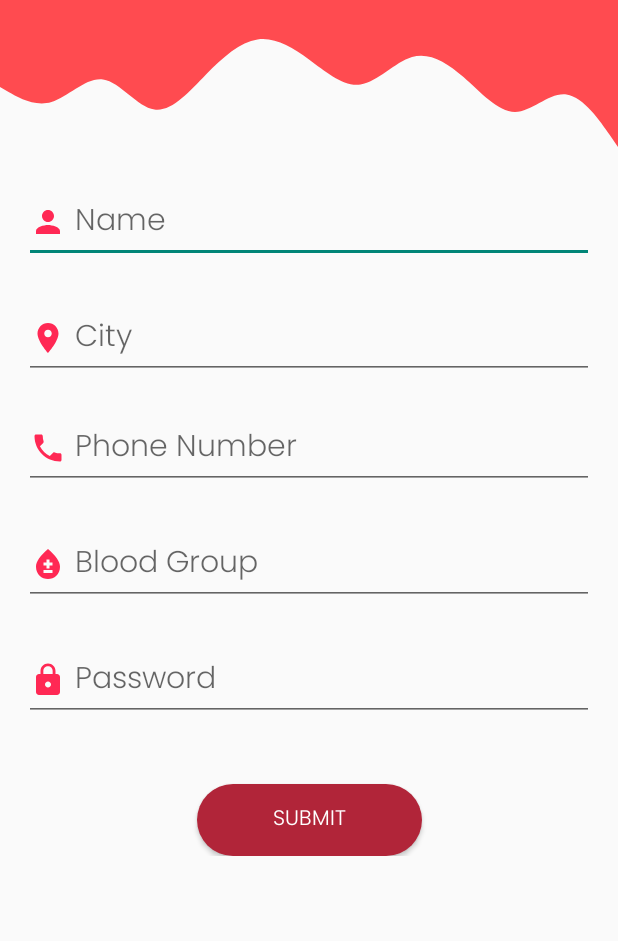
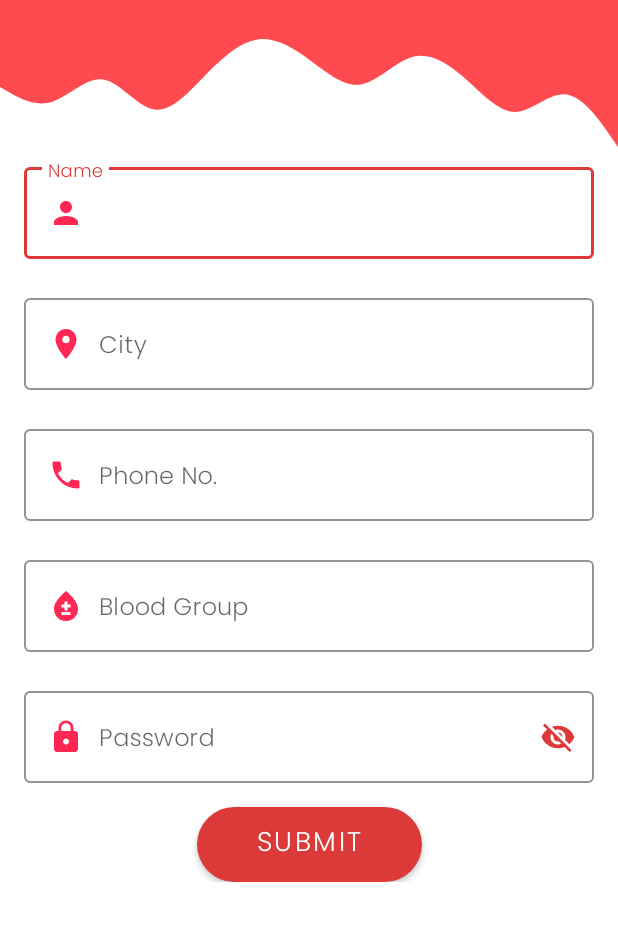
Before and after one commit to aakarshak9/Blood_Donation_Application, an Android app: the screen it shows after launch (RegisterActivity), after a tap on "GO", on a phone screen of 412 x 824 dp, the part 198-1139 px from its top. Run offline under Robolectric (Android 15) with nearby library versions, the phone set to English and light mode, and no system bars.

Commit message:
Material Design

```diff
--- a/app/build.gradle
+++ b/app/build.gradle
@@ -29,7 +29,7 @@ android {
 }
 
 dependencies {
-    api 'com.google.android.material:material:1.4.0-alpha02'
+    implementation 'com.google.android.material:material:1.3.0'
     implementation 'androidx.appcompat:appcompat:1.2.0'
     implementation 'com.google.android.material:material:1.3.0'
     implementation 'androidx.constraintlayout:constraintlayout:2.0.4'
--- a/app/src/main/java/com/example/blooddonorapplication/Activities/MainActivity.java
+++ b/app/src/main/java/com/example/blooddonorapplication/Activities/MainActivity.java
@@ -3,6 +3,7 @@ package com.example.blooddonorapplication.Activities;
 import androidx.appcompat.app.AppCompatActivity;
 
 import android.os.Bundle;
+import android.view.WindowManager;
 
 import com.example.blooddonorapplication.R;
 
@@ -11,6 +12,7 @@ public class MainActivity extends AppCompatActivity {
     @Override
     protected void onCreate(Bundle savedInstanceState) {
         super.onCreate(savedInstanceState);
+        getWindow().setFlags(WindowManager.LayoutParams.FLAG_FULLSCREEN,WindowManager.LayoutParams.FLAG_FULLSCREEN);
         setContentView(R.layout.activity_main);
     }
 }
--- a/app/src/main/java/com/example/blooddonorapplication/Activities/RegisterActivity.java
+++ b/app/src/main/java/com/example/blooddonorapplication/Activities/RegisterActivity.java
@@ -1,16 +1,58 @@
 package com.example.blooddonorapplication.Activities;
+
+import android.annotation.SuppressLint;
+import android.os.Bundle;
+import android.view.View;
+import android.view.WindowManager;
+import android.widget.Button;
 
 import androidx.appcompat.app.AppCompatActivity;
 
-import android.os.Bundle;
-
 import com.example.blooddonorapplication.R;
+import com.google.android.material.textfield.TextInputEditText;
 
 public class RegisterActivity extends AppCompatActivity {
+
+    private TextInputEditText name, city, phone, blood_group, password;
+    private Button submit;
 
     @Override
     protected void onCreate(Bundle savedInstanceState) {
         super.onCreate(savedInstanceState);
+        getWindow().setFlags(WindowManager.LayoutParams.FLAG_FULLSCREEN, WindowManager.LayoutParams.FLAG_FULLSCREEN);
         setContentView(R.layout.activity_register);
+
+        name = findViewById(R.id.name);
+        city = findViewById(R.id.city);
+        phone = findViewById(R.id.phone_no);
+        blood_group = findViewById(R.id.blood_group);
+        password = findViewById(R.id.password);
+        submit = findViewById(R.id.submit);
+
+        submit.setOnClickListener(new View.OnClickListener() {
+
+            @Override
+            public void onClick(View view) {
+
+                try {
+                    login();
+                } catch (Exception e) {
+                    e.printStackTrace();
+                }
+
+            }
+        });
+    }
+
+    public void login() {
+        String nameM = name.getText().toString().trim();
+        String cityM = city.getText().toString().trim();
+        String phoneM = phone.getText().toString().trim();
+        String bloodM = blood_group.getText().toString().trim();
+        String passwordM = password.getText().toString().trim();
+
+
+
+
     }
 }
--- a/app/src/main/java/com/example/blooddonorapplication/Activities/SplashScreen.java
+++ b/app/src/main/java/com/example/blooddonorapplication/Activities/SplashScreen.java
@@ -3,6 +3,10 @@ package com.example.blooddonorapplication.Activities;
 import android.content.Intent;
 import android.os.Bundle;
 import android.os.Handler;
+import android.view.WindowManager;
+import android.view.animation.Animation;
+import android.view.animation.AnimationUtils;
+import android.widget.TextView;
 
 import androidx.appcompat.app.AppCompatActivity;
 
@@ -11,11 +15,20 @@ import com.example.blooddonorapplication.R;
 
 public class SplashScreen extends AppCompatActivity {
 
+TextView textView;
+Animation top_anim;
 
     @Override
     protected void onCreate(Bundle savedInstanceState) {
         super.onCreate(savedInstanceState);
+        getWindow().setFlags(WindowManager.LayoutParams.FLAG_FULLSCREEN,WindowManager.LayoutParams.FLAG_FULLSCREEN);
         setContentView(R.layout.activity_splash_screen);
+
+        textView=findViewById(R.id.text_splash_logo);
+        top_anim= AnimationUtils.loadAnimation(this,R.anim.top_animation);
+
+        textView.setAnimation(top_anim);
+
         Handler handler = new Handler();
         handler.postDelayed(new Runnable() {
             @Override
--- a/app/src/main/java/com/example/blooddonorapplication/Activities/onBoardScreen/OnBoardingScreen.java
+++ b/app/src/main/java/com/example/blooddonorapplication/Activities/onBoardScreen/OnBoardingScreen.java
@@ -3,6 +3,7 @@ package com.example.blooddonorapplication.Activities.onBoardScreen;
 import android.content.Intent;
 import android.content.SharedPreferences;
 import android.os.Bundle;
+import android.view.WindowManager;
 
 import androidx.appcompat.app.AppCompatActivity;
 import androidx.viewpager.widget.ViewPager;
@@ -19,6 +20,7 @@ public class OnBoardingScreen extends AppCompatActivity {
     @Override
     protected void onCreate(Bundle savedInstanceState) {
         super.onCreate(savedInstanceState);
+        getWindow().setFlags(WindowManager.LayoutParams.FLAG_FULLSCREEN,WindowManager.LayoutParams.FLAG_FULLSCREEN);
         setContentView(R.layout.activity_on_boarding);
 
         viewPager = findViewById(R.id.viewpager);
--- a/app/src/main/res/layout/activity_register.xml
+++ b/app/src/main/res/layout/activity_register.xml
@@ -5,7 +5,6 @@
     android:layout_width="match_parent"
     android:layout_height="match_parent"
     tools:context=".Activities.RegisterActivity">
-
 
     <androidx.constraintlayout.widget.ConstraintLayout
         android:layout_width="match_parent"
@@ -33,121 +32,12 @@
             app:layout_constraintTop_toBottomOf="@+id/topView"
             app:layout_constraintVertical_bias="0.0" />
 
-        <EditText
-            android:id="@+id/name"
-            android:layout_width="match_parent"
-            android:layout_height="wrap_content"
-            android:layout_marginStart="16dp"
-            android:layout_marginTop="24dp"
-            android:layout_marginEnd="16dp"
-            android:drawableStart="@drawable/ic_name"
-            android:drawablePadding="6dp"
-            android:fontFamily="@font/poppins_light"
-            android:hint="Name"
-
-            android:inputType="text"
-            android:textColor="@color/black"
-            android:textSize="20sp"
-            app:layout_constraintEnd_toEndOf="parent"
-            app:layout_constraintStart_toStartOf="parent"
-            app:layout_constraintTop_toBottomOf="@id/wave" />
-
-        <EditText
-            android:id="@+id/city"
-            android:layout_width="match_parent"
-            android:layout_height="wrap_content"
-            android:layout_marginStart="16dp"
-            android:layout_marginTop="24dp"
-            android:layout_marginEnd="16dp"
-            android:drawableStart="@drawable/ic_city"
-            android:drawablePadding="6dp"
-            android:fontFamily="@font/poppins_light"
-            android:hint="City"
-            android:inputType="text"
-            android:textColor="@color/black"
-            android:textSize="20sp"
-            app:layout_constraintEnd_toEndOf="parent"
-            app:layout_constraintStart_toStartOf="parent"
-            app:layout_constraintTop_toBottomOf="@id/name" />
-
-        <EditText
-            android:id="@+id/mobile_no"
-            android:layout_width="match_parent"
-            android:layout_height="wrap_content"
-            android:layout_marginStart="16dp"
-            android:layout_marginTop="20dp"
-            android:layout_marginEnd="16dp"
-            android:drawableStart="@drawable/ic_phone"
-            android:drawablePadding="6dp"
-            android:fontFamily="@font/poppins_light"
-            android:hint="Phone Number"
-            android:inputType="phone"
-            android:textColor="@color/black"
-            android:textSize="20sp"
-            app:layout_constraintEnd_toEndOf="parent"
-            app:layout_constraintHorizontal_bias="0.0"
-            app:layout_constraintStart_toStartOf="parent"
-            app:layout_constraintTop_toBottomOf="@id/city" />
-
-        <EditText
-            android:id="@+id/blood_group"
-            android:layout_width="match_parent"
-            android:layout_height="wrap_content"
-            android:layout_marginStart="16dp"
-            android:layout_marginTop="24dp"
-            android:layout_marginEnd="16dp"
-            android:drawableStart="@drawable/ic_bloodtype"
-            android:drawablePadding="6dp"
-            android:fontFamily="@font/poppins_light"
-            android:hint="Blood Group"
-            android:inputType="text"
-            android:textColor="@color/black"
-            android:textSize="20sp"
-            app:layout_constraintEnd_toEndOf="parent"
-            app:layout_constraintStart_toStartOf="parent"
-            app:layout_constraintTop_toBottomOf="@id/mobile_no" />
-
-        <EditText
-            android:id="@+id/password"
-            android:layout_width="match_parent"
-            android:layout_height="wrap_content"
-            android:layout_marginStart="16dp"
-            android:layout_marginTop="24dp"
-            android:layout_marginEnd="16dp"
-            android:drawableStart="@drawable/ic_password"
-            android:drawablePadding="6dp"
-
-            android:fontFamily="@font/poppins_light"
-            android:hint="Password"
-            android:inputType="textPassword"
-            android:textColor="@color/black"
-            android:textSize="20sp"
-            app:layout_constraintEnd_toEndOf="parent"
-            app:layout_constraintStart_toStartOf="parent"
-            app:layout_constraintTop_toBottomOf="@id/blood_group" />
-
-        <Button
-            android:id="@+id/submit"
-            android:layout_width="150dp"
-            android:layout_height="wrap_content"
-            android:layout_marginStart="32dp"
-            android:layout_marginTop="42dp"
-            android:layout_marginEnd="32dp"
-            android:background="@drawable/btn_bg"
-            android:fontFamily="@font/poppins_light"
-            android:text="Submit"
-            android:textColor="@color/white"
-            app:layout_constraintEnd_toEndOf="parent"
-            app:layout_constraintStart_toStartOf="parent"
-            app:layout_constraintTop_toBottomOf="@id/password" />
-
         <ImageView
             android:id="@+id/imageView"
             android:layout_width="wrap_content"
             android:layout_height="wrap_content"
             android:layout_marginTop="32dp"
             android:layout_marginEnd="16dp"
-            android:contentDescription="TODO"
             app:layout_constraintEnd_toEndOf="parent"
             app:layout_constraintTop_toTopOf="parent"
             app:srcCompat="@drawable/login_logo" />
@@ -168,6 +58,133 @@
             app:layout_constraintStart_toStartOf="@+id/topView"
             app:layout_constraintTop_toTopOf="parent" />
 
+        <LinearLayout
+            android:id="@+id/linearLayout"
+            android:layout_width="match_parent"
+            android:layout_height="match_parent"
+            android:layout_marginStart="16dp"
+            android:layout_marginTop="8dp"
+            android:layout_marginEnd="16dp"
+            android:orientation="vertical"
+            app:layout_constraintTop_toBottomOf="@+id/wave">
+
+            <com.google.android.material.textfield.TextInputLayout
+                style="@style/Widget.MaterialComponents.TextInputLayout.OutlinedBox"
+                android:layout_width="match_parent"
+                android:layout_height="match_parent"
+                android:hint="Name"
+                app:boxStrokeColor="@color/magenta"
+                app:errorEnabled="true"
+                app:hintTextColor="@color/magenta">
+
+                <com.google.android.material.textfield.TextInputEditText
+                    android:id="@+id/name"
+                    android:layout_width="match_parent"
+                    android:layout_height="wrap_content"
+                    android:drawableStart="@drawable/ic_name"
+                    android:drawablePadding="10dp"
+                    android:fontFamily="@font/poppins_light"
+                    android:inputType="text"
+                    android:maxLines="1" />
+
+            </com.google.android.material.textfield.TextInputLayout>
+
+            <com.google.android.material.textfield.TextInputLayout
+                style="@style/Widget.MaterialComponents.TextInputLayout.OutlinedBox"
+                android:layout_width="match_parent"
+                android:layout_height="match_parent"
+                android:hint="City"
+                app:boxStrokeColor="@color/magenta"
+                app:errorEnabled="true"
+                app:hintTextColor="@color/magenta">
+
+                <com.google.android.material.textfield.TextInputEditText
+                    android:id="@+id/city"
+                    android:layout_width="match_parent"
+                    android:layout_height="wrap_content"
+                    android:drawableStart="@drawable/ic_city"
+                    android:drawablePadding="10dp"
+                    android:fontFamily="@font/poppins_light"
+                    android:inputType="text" />
+
+            </com.google.android.material.textfield.TextInputLayout>
+
+            <com.google.android.material.textfield.TextInputLayout
+                style="@style/Widget.MaterialComponents.TextInputLayout.OutlinedBox"
+                android:layout_width="match_parent"
+                android:layout_height="match_parent"
+                android:hint="Phone No."
+                app:boxStrokeColor="@color/magenta"
+                app:errorEnabled="true"
+                app:hintTextColor="@color/magenta">
+
+                <com.google.android.material.textfield.TextInputEditText
+                    android:id="@+id/phone_no"
+                    android:layout_width="match_parent"
+                    android:layout_height="wrap_content"
+                    android:drawableStart="@drawable/ic_phone"
+                    android:drawablePadding="10dp"
+                    android:fontFamily="@font/poppins_light"
+                    android:inputType="phone" />
+
+            </com.google.android.material.textfield.TextInputLayout>
+
+            <com.google.android.material.textfield.TextInputLayout
+                style="@style/Widget.MaterialComponents.TextInputLayout.OutlinedBox"
+                android:layout_width="match_parent"
+                android:layout_height="match_parent"
+                android:hint="Blood Group"
+                app:boxStrokeColor="@color/magenta"
+                app:errorEnabled="true"
+                app:hintTextColor="@color/magenta">
+
+                <com.google.android.material.textfield.TextInputEditText
+                    android:id="@+id/blood_group"
+                    android:layout_width="match_parent"
+                    android:layout_height="wrap_content"
+                    android:drawableStart="@drawable/ic_bloodtype"
+                    android:drawablePadding="10dp"
+                    android:fontFamily="@font/poppins_light"
+                    android:inputType="text" />
+
+            </com.google.android.material.textfield.TextInputLayout>
+
+            <com.google.android.material.textfield.TextInputLayout
+                style="@style/Widget.MaterialComponents.TextInputLayout.OutlinedBox"
+                android:layout_width="match_parent"
+                android:layout_height="match_parent"
+                android:hint="Password"
+                app:boxStrokeColor="@color/magenta"
+                app:hintTextColor="@color/magenta"
+                app:passwordToggleEnabled="true"
+                app:passwordToggleTint="@color/magenta">
+
+                <com.google.android.material.textfield.TextInputEditText
+                    android:id="@+id/password"
+                    android:layout_width="match_parent"
+                    android:layout_height="wrap_content"
+                    android:drawableStart="@drawable/ic_password"
+                    android:drawablePadding="10dp"
+                    android:fontFamily="@font/poppins_light" />
+
+            </com.google.android.material.textfield.TextInputLayout>
+
+        </LinearLayout>
+
+        <Button
+            android:id="@+id/submit"
+            android:layout_width="150dp"
+            android:layout_height="wrap_content"
+            android:layout_marginTop="16dp"
+            android:background="@drawable/btn_bg"
+            android:fontFamily="@font/poppins_light"
+            android:text="SUBMIT"
+            android:textColor="@color/white"
+            android:textSize="18sp"
+            app:backgroundTint="@color/magenta"
+            app:layout_constraintEnd_toEndOf="@id/linearLayout"
+            app:layout_constraintStart_toStartOf="@id/linearLayout"
+            app:layout_constraintTop_toBottomOf="@id/linearLayout" />
 
     </androidx.constraintlayout.widget.ConstraintLayout>
 
--- a/app/src/main/res/layout/activity_splash_screen.xml
+++ b/app/src/main/res/layout/activity_splash_screen.xml
@@ -9,6 +9,7 @@
     tools:context=".Activities.SplashScreen">
 
     <TextView
+        android:id="@+id/text_splash_logo"
         android:layout_width="285dp"
         android:layout_height="wrap_content"
         android:text="@string/blood_donator"
--- a/app/src/main/res/layout/slide_screen.xml
+++ b/app/src/main/res/layout/slide_screen.xml
@@ -18,7 +18,7 @@
         app:layout_constraintStart_toStartOf="parent"
         app:layout_constraintTop_toTopOf="parent"
         app:layout_constraintVertical_bias="0.496"
-        tools:srcCompat="@drawable/on_board_one_image" />
+        tools:src="@drawable/on_board_one_image" />
 
     <androidx.constraintlayout.widget.Guideline
         android:id="@+id/guideline2"
@@ -67,8 +67,9 @@
         android:layout_marginEnd="12dp"
         android:layout_marginBottom="16dp"
         android:background="@drawable/btn_bg"
+        app:backgroundTint="@color/magenta"
+        android:text="@string/start"
         android:textColor="@color/white"
-        android:text="@string/start"
         app:layout_constraintBottom_toBottomOf="parent"
         app:layout_constraintEnd_toEndOf="parent"
         app:layout_constraintHorizontal_bias="0.956"
@@ -86,7 +87,7 @@
         app:layout_constraintHorizontal_chainStyle="packed"
         app:layout_constraintStart_toStartOf="parent"
         app:layout_constraintTop_toBottomOf="@+id/boarding_des_one"
-        app:srcCompat="@drawable/selected" />
+        tools:src="@drawable/selected" />
 
     <ImageView
         android:id="@+id/indi2"
@@ -99,7 +100,7 @@
         app:layout_constraintHorizontal_bias="0.5"
         app:layout_constraintStart_toEndOf="@+id/indi1"
         app:layout_constraintTop_toTopOf="@+id/indi1"
-        app:srcCompat="@drawable/selected" />
+        tools:src="@drawable/selected" />
 
     <ImageView
         android:id="@+id/indi3"
@@ -110,7 +111,7 @@
         app:layout_constraintHorizontal_bias="0.5"
         app:layout_constraintStart_toEndOf="@+id/indi2"
         app:layout_constraintTop_toTopOf="@+id/indi2"
-        app:srcCompat="@drawable/selected" />
+        tools:src="@drawable/selected" />
 
     <ImageView
         android:id="@+id/onboard_back"
@@ -135,5 +136,6 @@
         app:layout_constraintEnd_toEndOf="parent"
         app:layout_constraintTop_toTopOf="parent"
         app:layout_constraintVertical_bias="0.499"
-        tools:srcCompat="@drawable/ic_next" />
+        tools:src="@drawable/ic_next" />
+
 </androidx.constraintlayout.widget.ConstraintLayout>
--- a/app/src/main/res/values/colors.xml
+++ b/app/src/main/res/values/colors.xml
@@ -6,6 +6,7 @@
     <color name="teal_200">#FF03DAC5</color>
     <color name="teal_700">#FF018786</color>
     <color name="black">#FF000000</color>
+    <color name="grey">#3C3B3B</color>
     <color name="white">#FFFFFFFF</color>
     <color name="magenta">#DC3939</color>
 </resources>
--- a/app/src/main/res/values/strings.xml
+++ b/app/src/main/res/values/strings.xml
@@ -9,4 +9,7 @@
     <string name="inspiration_description">The blood is red gold in the time of saving a life</string>
     <string name="start">GO</string>
     <string name="registration_page">Registration Page</string>
+
+    <string name="hello_worldRed"><![CDATA[<b><font color=#FF0000>Hello world!</font></b>]]></string>
+
 </resources>
--- a/app/src/main/res/values/themes.xml
+++ b/app/src/main/res/values/themes.xml
@@ -1,18 +1,21 @@
 <resources xmlns:tools="http://schemas.android.com/tools">
     <!-- Base application theme. -->
-    <style name="Theme.BloodDonorApplication" parent="Theme.AppCompat.Light.NoActionBar">
+    <style name="Theme.BloodDonorApplication" parent="Theme.MaterialComponents.Light.NoActionBar">
         <!-- Primary brand color. -->
         <item name="colorPrimary">@color/purple_500</item>
         <item name="colorPrimaryVariant">@color/purple_700</item>
         <item name="colorOnPrimary">@color/white</item>
         <item name="goIcon">@color/magenta</item>
         <!-- Secondary brand color. -->
-        <item name="colorSecondary">@color/teal_200</item>
+        <item name="colorSecondary">@color/purple_200</item>
         <item name="colorSecondaryVariant">@color/teal_700</item>
         <item name="colorOnSecondary">@color/black</item>
 
         <!-- Status bar color. -->
         <item name="android:statusBarColor" tools:targetApi="l">?attr/colorPrimaryVariant</item>
         <!-- Customize your theme here. -->
+
+        <item name="android:windowContentTransitions">true</item>
     </style>
+
 </resources>
```
Also changed, not shown: app/src/main/res/anim/top_animation.xml (added, +15 -0 lines).
